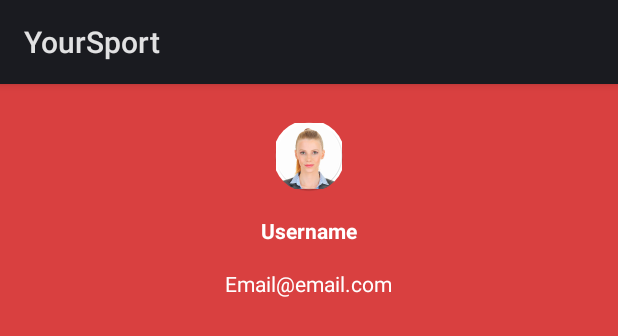
After one commit to DanielBermudezRodriguez/TFG_APP_ANDROID, an Android app: the layout cabecera_menu_lateral.xml on its own in the app's theme, with its tools: preview values and no code run, on a phone screen of 412 x 824 dp. The commit adds this screen. Shown: the top 336 px of the screen. Run offline under Robolectric (Android 15) with nearby library versions, the light colour scheme and no system bars.

Commit message:
Header menú principal

```diff
--- /dev/null
+++ b/app/src/main/res/layout/cabecera_menu_lateral.xml
@@ -0,0 +1,44 @@
+<?xml version="1.0" encoding="utf-8"?>
+<RelativeLayout xmlns:android="http://schemas.android.com/apk/res/android"
+android:layout_width="match_parent"
+android:layout_height="200dp"
+android:background="@color/color_fondo"
+android:orientation="vertical"
+android:id="@+id/cabecera_menu">
+
+        <de.hdodenhof.circleimageview.CircleImageView
+            android:layout_width="wrap_content"
+            android:layout_height="wrap_content"
+            android:src="@mipmap/ic_no_image"
+            android:layout_marginTop="24dp"
+            android:layout_centerHorizontal="true"
+            android:id="@+id/circleView"
+            />
+
+        <TextView
+            android:id="@+id/username_menu_lateral"
+            android:layout_width="wrap_content"
+            android:layout_height="wrap_content"
+            android:layout_below="@+id/circleView"
+            android:layout_marginTop="16dp"
+            android:textColor="#ffffff"
+            android:text="@string/nick_header_menu"
+            android:layout_centerHorizontal="true"
+            android:textStyle="bold"
+
+            />
+
+        <TextView
+            android:id="@+id/email_menu_lateral"
+            android:layout_width="wrap_content"
+            android:layout_height="wrap_content"
+            android:layout_centerHorizontal="true"
+            android:layout_marginTop="16dp"
+            android:textColor="#ffffff"
+            android:layout_below="@+id/username_menu_lateral"
+            android:text="@string/email_header_menu"
+            android:textStyle="normal"
+
+            />
+
+</RelativeLayout>
--- a/app/src/main/res/values/colors.xml
+++ b/app/src/main/res/values/colors.xml
@@ -1,4 +1,4 @@
 <?xml version="1.0" encoding="utf-8"?>
 <resources>
-    <color name="color_fondo">#f8f2f2</color>
+    <color name="color_fondo">#d94040</color>
 </resources>
--- a/app/src/main/res/values/strings.xml
+++ b/app/src/main/res/values/strings.xml
@@ -43,5 +43,8 @@
     <string name="navigation_drawer_close">Cerrar menú lateral</string>
     <string name="action_example">Example action</string>
     <string name="action_settings">Settings</string>
+    // Menú lateral header
+    <string name="nick_header_menu">Username</string>
+    <string name="email_header_menu">Email@email.com</string>
 
 </resources>
```
Also changed, not shown: app/build.gradle (+4 -3 lines), app/src/main/java/org/udg/pds/todoandroid/activity/Principal.java (+5 -13 lines), app/src/main/java/org/udg/pds/todoandroid/adapter/NavigationDrawerAdapter.java (+11 -11 lines), app/src/main/java/org/udg/pds/todoandroid/fragment/MenuLateralFragment.java (+22 -15 lines), app/src/main/ic_no_image-web.png (added), app/src/main/no_image-web.png (added), app/src/main/no_imagen_perfil-web.png (added), app/src/main/res/layout/drawer_principal.xml (line endings or trailing spaces), app/src/main/res/mipmap-hdpi/ic_no_image.png (added), app/src/main/res/mipmap-mdpi/ic_no_image.png (added), app/src/main/res/mipmap-xhdpi/ic_no_image.png (added), app/src/main/res/mipmap-xxhdpi/ic_no_image.png (added), app/src/main/res/mipmap-xxxhdpi/ic_no_image.png (added).
